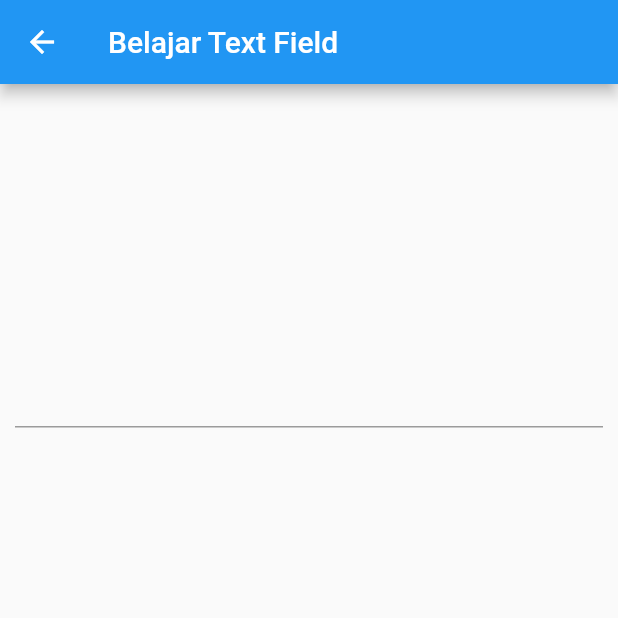
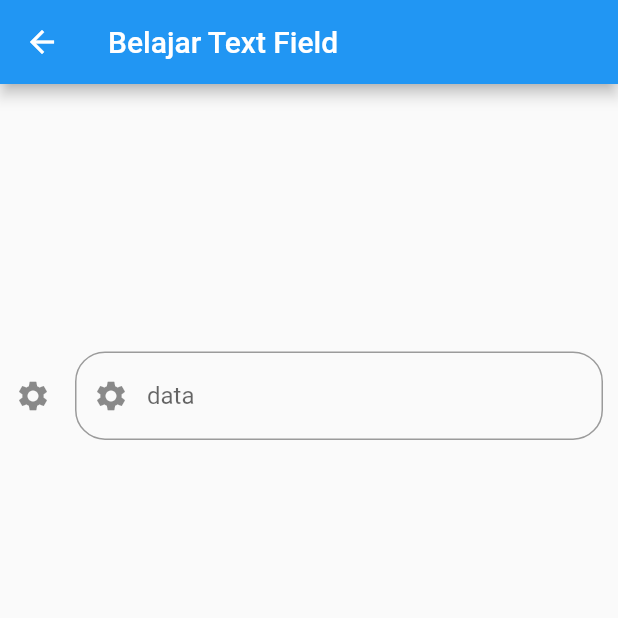
Before and after one commit to DepriPramana/BelajarFlutter, a Flutter app: the MainPage screen opened directly, after a tap on "Text Field Screen", on a phone screen of 412 x 824 dp, the top half of it. Run offline on Flutter 3.47's test engine with Material 2 defaults, Android fonts, the phone set to English and light mode, and no system bars.

Commit message:
Belajar Media Query

```diff
--- a/belajar_listview/lib/main_page.dart
+++ b/belajar_listview/lib/main_page.dart
@@ -1,5 +1,6 @@
 import 'package:belajar_listview/card_page.dart';
 import 'package:belajar_listview/list_page.dart';
+import 'package:belajar_listview/media_query.dart';
 import 'package:belajar_listview/second_page.dart';
 import 'package:belajar_listview/textfield_page.dart';
 import 'package:flutter/material.dart';
@@ -39,6 +40,17 @@ class MainPage extends StatelessWidget {
             child: ListView(
               padding: EdgeInsets.all(10),
               children: <Widget>[
+                Container(
+                  child: RaisedButton(
+                    child: Text("Media Query Screen"),
+                    onPressed: () {
+                      Navigator.push(context,
+                          MaterialPageRoute(builder: (context) {
+                        return MediaQueryPage();
+                      }));
+                    },
+                  ),
+                ),
                 Container(
                   child: RaisedButton(
                     child: Text("Text Field Screen"),
--- a/belajar_listview/lib/textfield_page.dart
+++ b/belajar_listview/lib/textfield_page.dart
@@ -19,6 +19,12 @@ class _TextFieldPageState extends State<TextFieldPage> {
           mainAxisAlignment: MainAxisAlignment.spaceAround,
           children: <Widget>[
             TextField(
+              decoration: InputDecoration(
+                  icon: Icon(Icons.settings),
+                  border: OutlineInputBorder(
+                      borderRadius: BorderRadius.circular(20)),
+                  prefixIcon: Icon(Icons.settings),
+                  hintText: "data"),
               controller: textEditingController,
               onChanged: (value) {
                 setState(() {});
```
Also changed, not shown: belajar_listview/lib/media_query.dart (added, +39 -0 lines).
